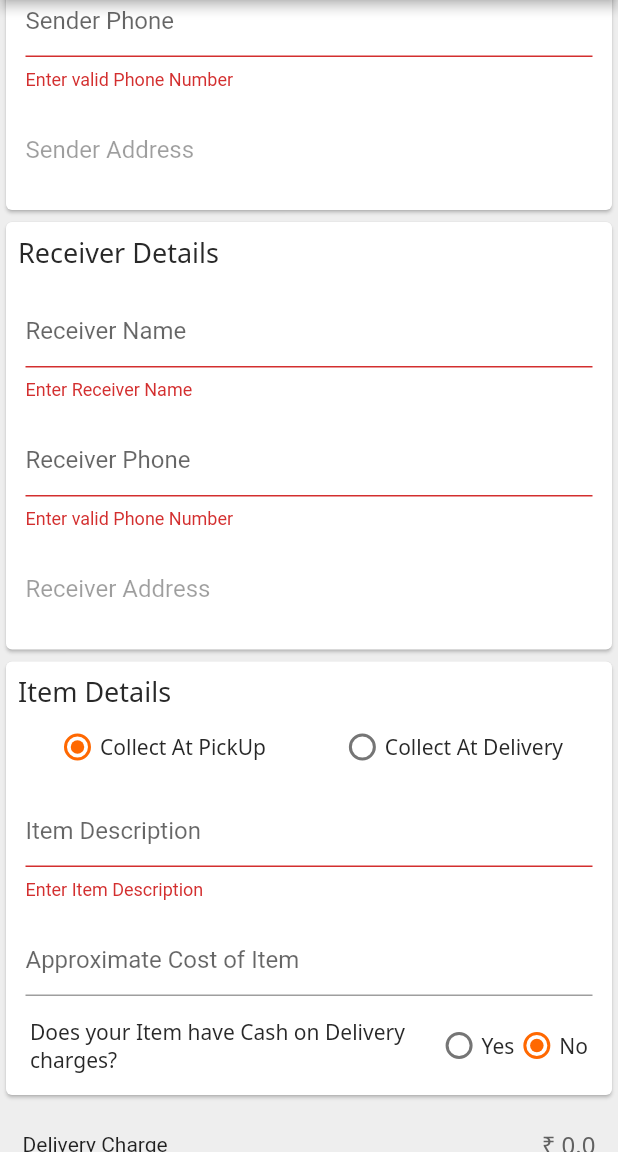
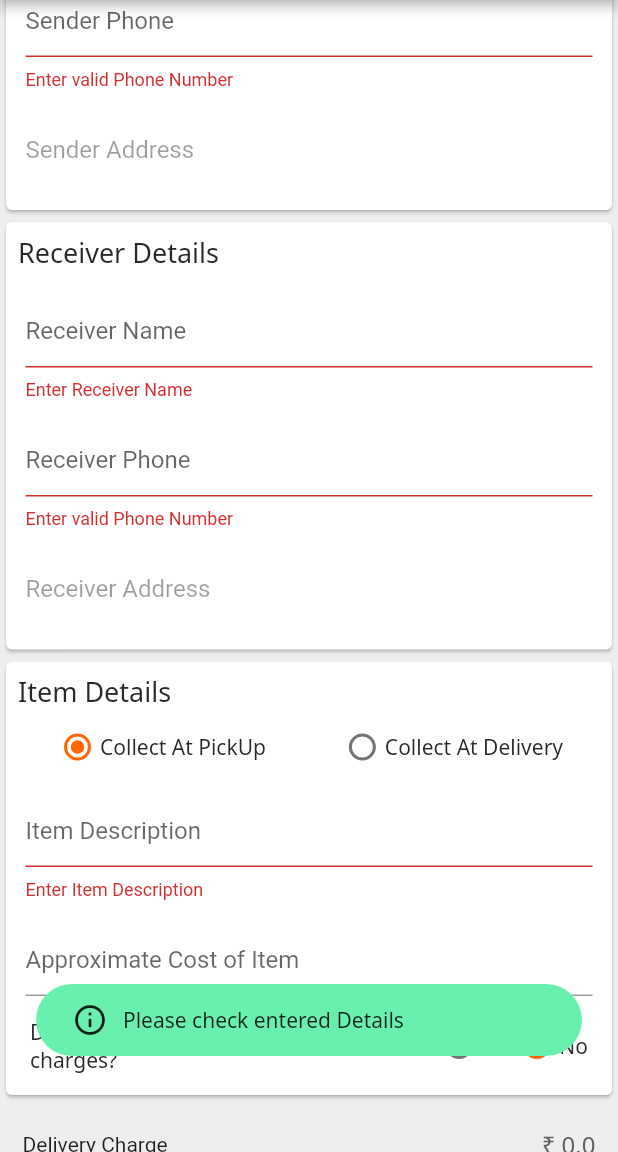
Before and after one commit to EZshippDelivery/mobile-app, a Flutter app: the BookOrderPage screen opened by its route, scrolled down 191 dp, after a tap on "Book Order", on a phone screen of 412 x 824 dp, the part 84-1236 px from its top. Run offline on Flutter 3.47's test engine with Material 2 defaults, Android fonts, the phone set to English and light mode, and no system bars; drawn by our look-alikes of overlay_support; our stand-ins replace device_info, dio, firebase_core, firebase_messaging, flutter_rating_bar, flutter_secure_storage and 10 more; missing offline and left inert: flutter_mobile_vision_2, flutter_polyline_points; accounts and stored records are empty.

Commit message:
mobile-app design 16

```diff
--- a/lib/pages/customer/book_orderpage.dart
+++ b/lib/pages/customer/book_orderpage.dart
@@ -6,6 +6,7 @@ import 'package:ezshipp/pages/customer/set_locationpage.dart';
 import 'package:ezshipp/utils/themes.dart';
 import 'package:ezshipp/utils/variables.dart';
 import 'package:flutter/material.dart';
+import 'package:flutter/services.dart';
 import 'package:provider/provider.dart';
 
 import '../../Provider/customer_controller.dart';
@@ -106,8 +107,8 @@ class BookOrderPageState extends State<BookOrderPage> with TickerProviderStateMi
                                   "Item Details",
                                   style: Variables.font(fontSize: 18),
                                 ),
-                                radio(widget.selectedradio[0] == 1, "Collect At PickUp", "Collect At Delivery",
-                                    1, reference1),
+                                radio(widget.selectedradio[0] == 1, "Collect At PickUp", "Collect At Delivery", 1,
+                                    reference1),
                                 textboxes("Item Description", null),
                                 textboxes("Approximate Cost of Item", null, keyboardtype: TextInputType.number),
                                 // Padding(
@@ -167,6 +168,10 @@ class BookOrderPageState extends State<BookOrderPage> with TickerProviderStateMi
                       padding: const EdgeInsets.only(top: 15.0, bottom: 10),
                       child: FloatingActionButton.extended(
                           onPressed: () {
+                            FocusScopeNode currentFocus = FocusScope.of(context);
+                            if (!currentFocus.hasPrimaryFocus) {
+                              currentFocus.unfocus();
+                            }
                             if (formkey.currentState!.validate()) {
                               String pay = "CASH"; //: "ONLINE";
                               reference.createNewOrder.amount =
@@ -190,6 +195,8 @@ class BookOrderPageState extends State<BookOrderPage> with TickerProviderStateMi
                                       : 2];
 
                               Variables.push(context, ConfirmOrderPage.routeName);
+                            } else {
+                              Variables.showtoast(context, "Please check entered Details", Icons.info_outline_rounded);
                             }
                           },
                           label: Text("Book Order", style: Variables.font(color: null))),
@@ -244,6 +251,7 @@ class BookOrderPageState extends State<BookOrderPage> with TickerProviderStateMi
       Padding(
         padding: const EdgeInsets.symmetric(horizontal: 5.0, vertical: 8),
         child: TextFormField(
+          inputFormatters: [if (labelText.contains("Phone")) LengthLimitingTextInputFormatter(10)],
           controller: controller,
           keyboardType: isaddress ? TextInputType.multiline : keyboardtype,
           maxLines: isaddress ? null : 1,
```
